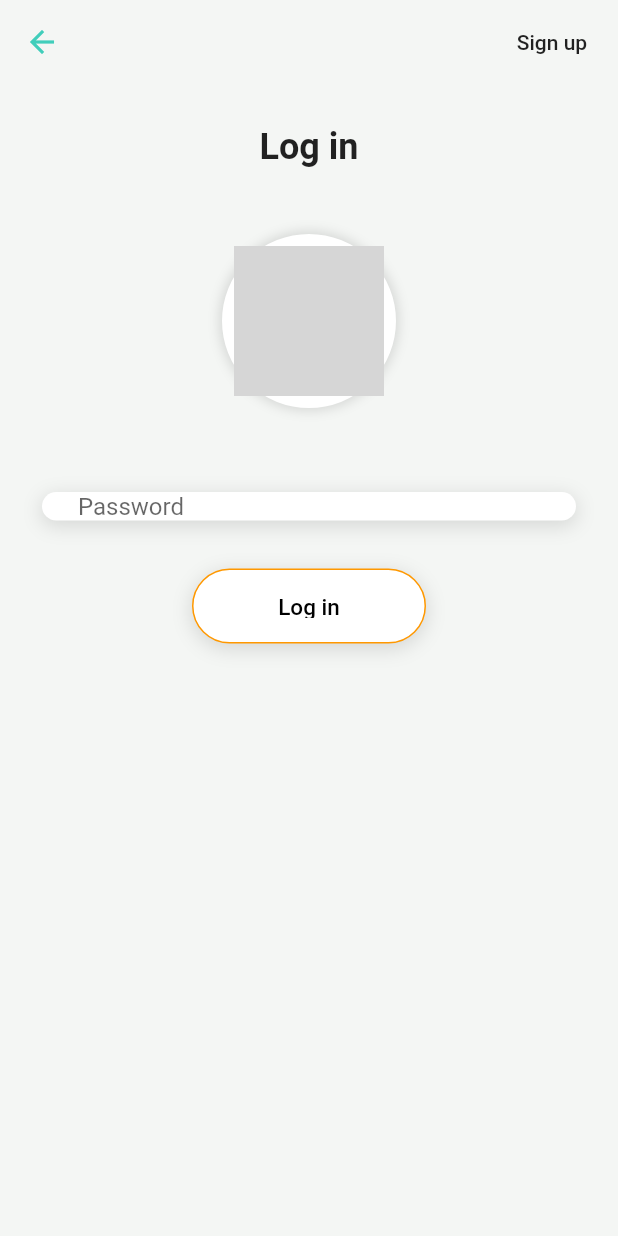
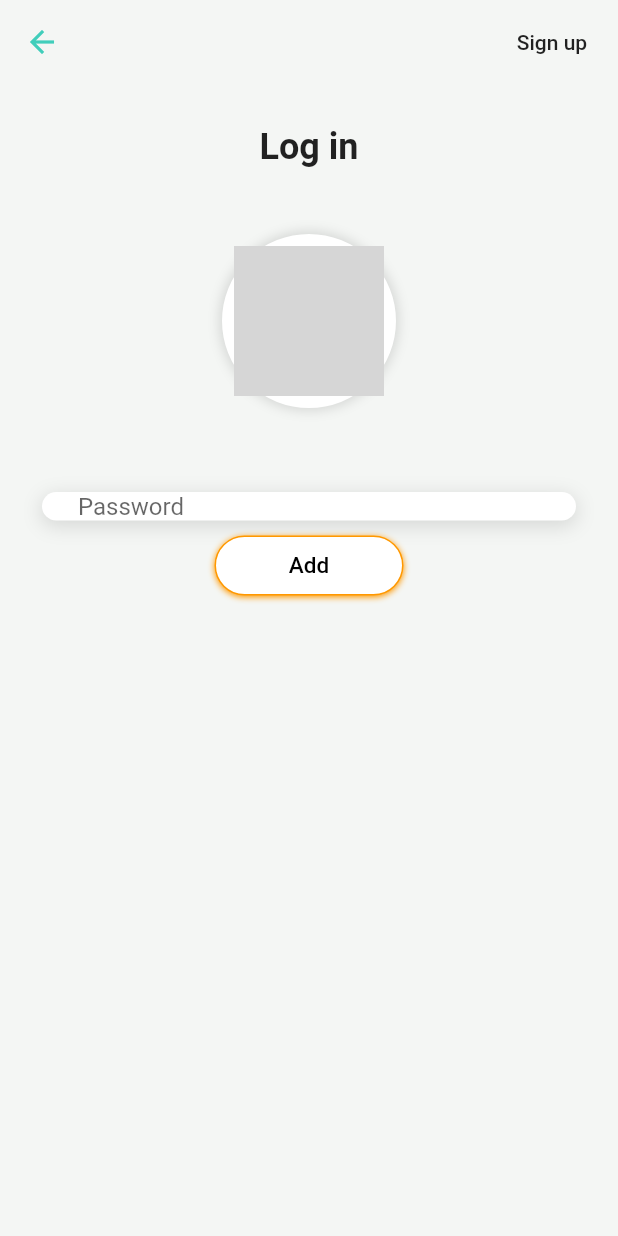
Before and after one commit to nghiashiyi/animated_button, a Flutter app: the screen it shows after launch, on a phone screen of 412 x 824 dp. Run offline on Flutter 3.47's test engine with Material 2 defaults, Android fonts, the phone set to English and light mode, and no system bars; network calls fail; grey boxes are pictures that could not be loaded.

Commit message:
commiting more chnages

```diff
--- a/example/lib/main.dart
+++ b/example/lib/main.dart
@@ -87,13 +87,14 @@ class _LoginPageState extends State<LoginPage> {
             ),
           ),
           Padding(
-            padding: const EdgeInsets.only(left: 100,right: 100),
+            padding: const EdgeInsets.only(left: 115,right: 115),
             child: AnimatedButton(
-
+              height: 40,
               color: Colors.white,
               bordercolor: Colors.orange,
+              shadowColor: Colors.orange,
                fontcolor: Colors.black,
-              text: 'Log in',
+              text: 'Add',
                loadedIcon: Icon(Icons.check, color: Colors.black),
               controller: animatedButtonController,
               onPressed: () async {
--- a/lib/animated_progress_button.dart
+++ b/lib/animated_progress_button.dart
@@ -14,6 +14,7 @@ class AnimatedButton extends StatefulWidget {
       this.bordercolor,
       this.fontcolor,
       this.width,
+      this.shadowColor,
       this.onPressed})
       : super(key: key);
 
@@ -22,6 +23,7 @@ class AnimatedButton extends StatefulWidget {
   final Color bordercolor;
   final Color fontcolor;
   final double width;
+  final Color shadowColor;
 
   /// Initial text display
   final String text;
@@ -80,7 +82,7 @@ class _AnimatedButtonState extends State<AnimatedButton>
         CurvedAnimation(
             parent: _animationController,
             curve: Interval(0.0, 0.7, curve: Curves.ease)));
-    _buttonWidthAnimation = Tween<double>(begin: 400, end: 50).animate(
+    _buttonWidthAnimation = Tween<double>(begin: 400, end: 40).animate(
         CurvedAnimation(
             parent: _animationController,
             curve: Interval(0.7, 0.9, curve: Curves.decelerate)));
@@ -99,7 +101,8 @@ class _AnimatedButtonState extends State<AnimatedButton>
     return Container(
       height: widget.height ?? 50,
       width: _buttonWidthAnimation.value,
-      margin: EdgeInsets.only(top: 32.0, left: 28.0, right: 28.0),
+     margin: EdgeInsets.only(top: 10.0, left: 28.0, right: 28.0,bottom: 10),
+      child: Center(
         child: FlatButton(
           padding: EdgeInsets.zero,
           onPressed: () {
@@ -116,10 +119,10 @@ class _AnimatedButtonState extends State<AnimatedButton>
                   color: widget.color,
                   boxShadow: [
                     BoxShadow(
-                      offset: Offset(0, 3),
-                      color: Colors.black12,
-                      blurRadius: 10.0,
-                      spreadRadius: 1.0)
+                        offset: Offset(0, 1),
+                        color: widget.shadowColor,
+                        blurRadius: 3.0,
+                        spreadRadius: 0.2)
 
 
                   ],
@@ -133,7 +136,8 @@ class _AnimatedButtonState extends State<AnimatedButton>
                     mainAxisAlignment: MainAxisAlignment.center,
                     children: <Widget>[
                       Padding(
-                      padding: const EdgeInsets.all(16.0),
+                        padding: const EdgeInsets.all(0.0),
+                        child: Center(
                           child: Text(
                               _progressLoadingCompleted
                                   ? ""
@@ -141,6 +145,7 @@ class _AnimatedButtonState extends State<AnimatedButton>
                                       ? (widget.loadingText ?? '')
                                       : (widget.text ?? ''),
                               style: TextStyle(color: widget.fontcolor, fontSize: 15)),
+                        ),
                       ),
                     ],
                   ),
@@ -168,6 +173,7 @@ class _AnimatedButtonState extends State<AnimatedButton>
                   )
                 ],
               )),
+        ),
       ),
     );
   }
```
Lines whose indentation alone changed are shown as unchanged.
